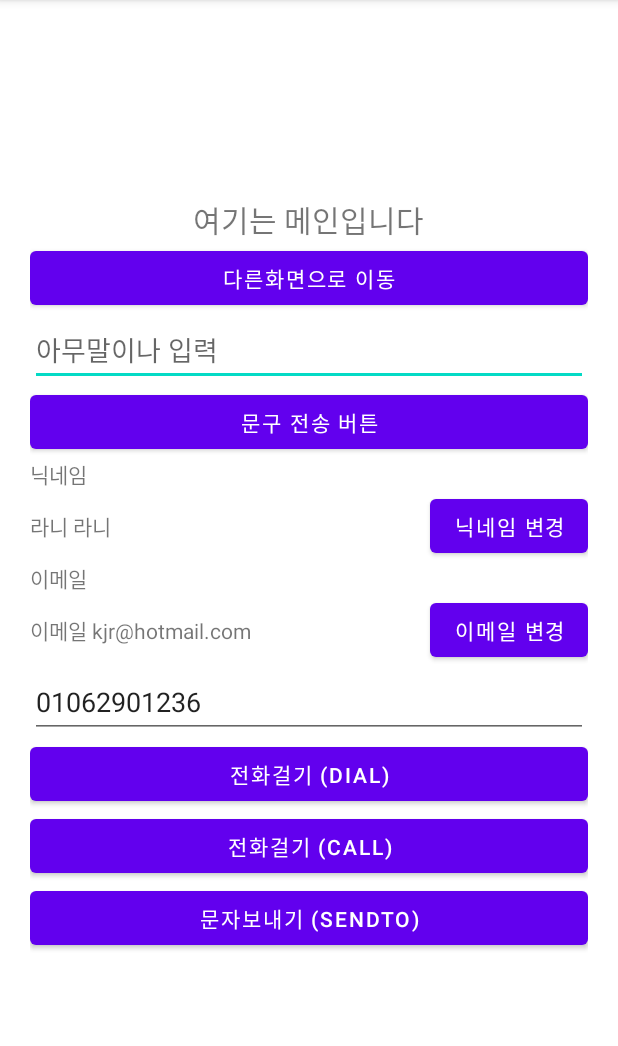
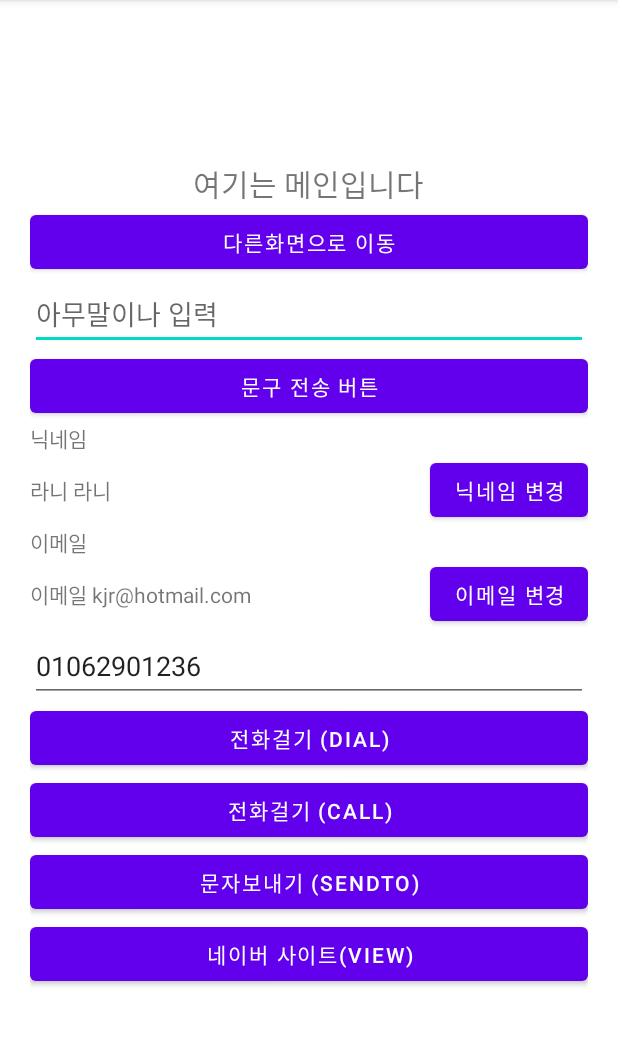
Before and after one commit to kimjungnan/Intent_20211113, an Android app: the screen it shows after launch (MainActivity), after a tap on "문자보내기 (SENDTO)", on a phone screen of 412 x 824 dp, the part 84-1130 px from its top. Run offline under Robolectric (Android 15) with nearby library versions, the phone set to English and light mode, and no system bars.

```diff
--- a/app/src/main/java/com/neppplus/intent_20211113/MainActivity.kt
+++ b/app/src/main/java/com/neppplus/intent_20211113/MainActivity.kt
@@ -24,6 +24,14 @@ class MainActivity : AppCompatActivity() {
             val myUri = Uri.parse("smsto:${inputPhoneNum}")
             val myIntent = Intent( Intent.ACTION_SENDTO, myUri )
             myIntent.putExtra("sms_body", "이 문자는 자동입력")
+            startActivity(myIntent)
+
+        }
+
+        btnNaverLink.setOnClickListener {
+
+            val myUri = Uri.parse("https://www.naver.com")
+            val myIntent = Intent( Intent.ACTION_VIEW, myUri )
             startActivity(myIntent)
 
         }
--- a/app/src/main/res/layout/activity_main.xml
+++ b/app/src/main/res/layout/activity_main.xml
@@ -133,6 +133,10 @@
         android:id="@+id/btnSms"
         android:text="문자보내기 (SENDTO)"/>
 
-
+    <Button
+        android:layout_width="match_parent"
+        android:layout_height="wrap_content"
+        android:id="@+id/btnNaverLink"
+        android:text="네이버 사이트(VIEW)"/>
 
 </LinearLayout>
```
